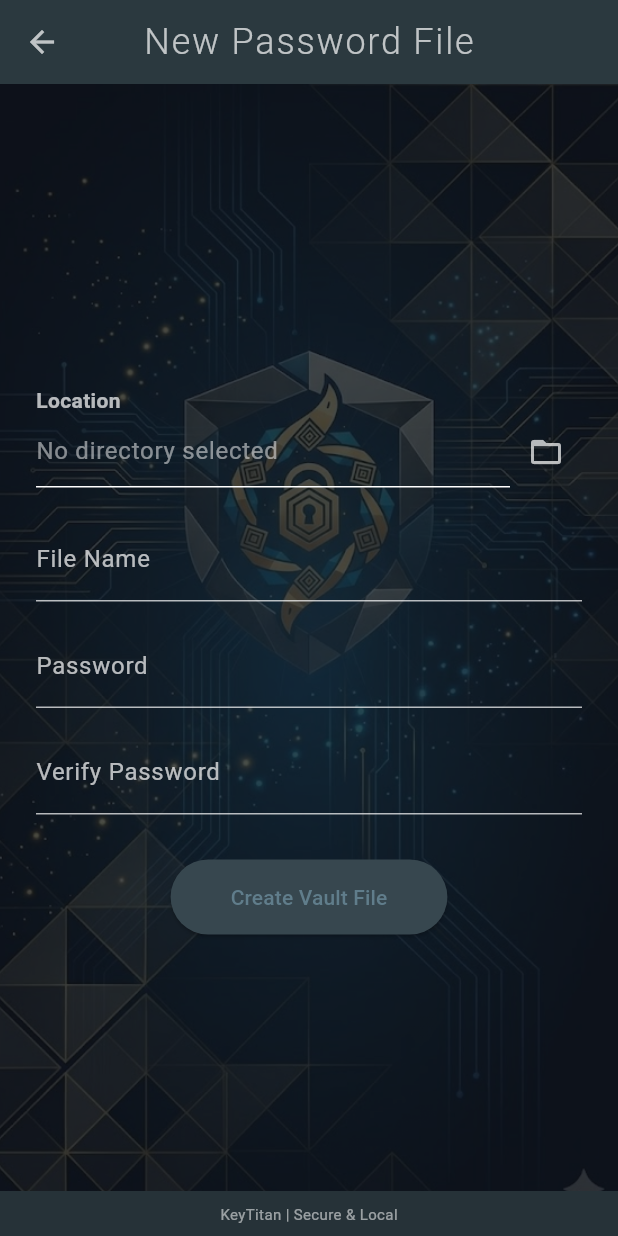
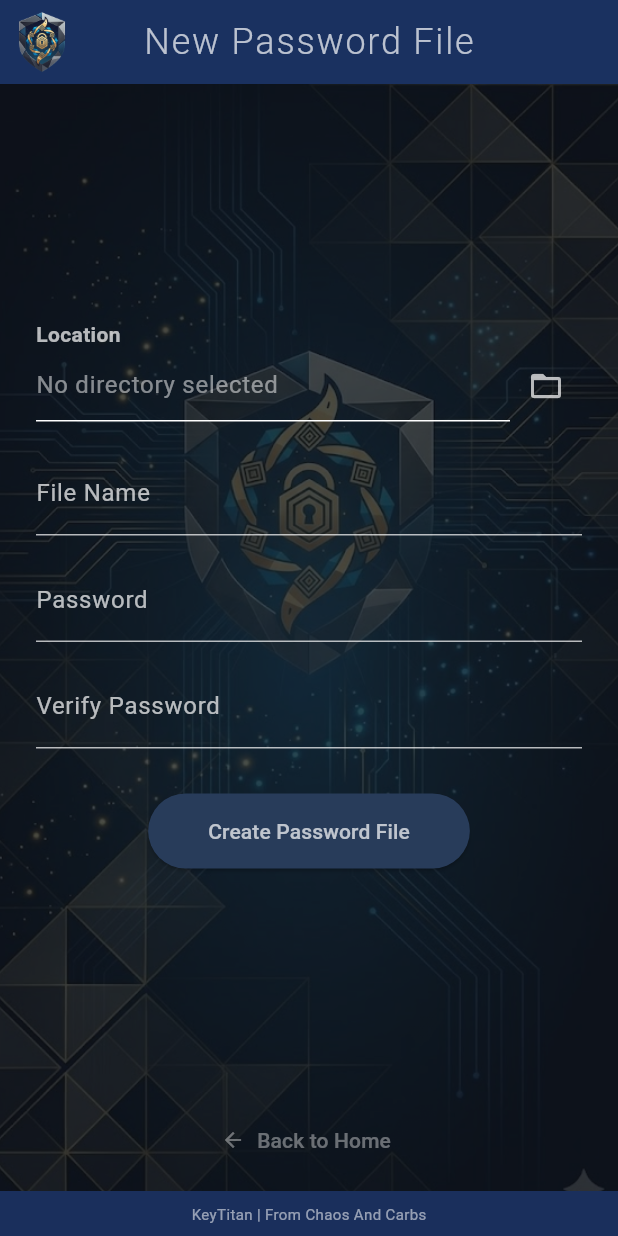
Before and after one commit to chaosandcarbs/keytitan, a Flutter app: the KeyTitanNew screen opened by its route, on a phone screen of 412 x 824 dp. Run offline on Flutter 3.47's test engine with Material 3 defaults, Android fonts, the light colour scheme and no system bars; our stand-ins replace file_picker, flutter_secure_storage, googleapis_auth, sqflite, sqflite_common_ffi; missing offline and left inert: encrypt, googleapis, window_size; accounts and stored records are empty.

Commit message:
UI/UX updates; colors, etc

```diff
--- a/lib/globals.dart
+++ b/lib/globals.dart
@@ -11,7 +11,6 @@ class KeyTitan {
 }
 
 /// Enhanced Enum to store metadata for the Home Screen buttons.
-/// This removes the need for mapping logic inside the UI.
 enum CardInfo {
   newFile(
     label: 'New Password File',
@@ -48,9 +47,12 @@ enum CardInfo {
 /// Global configuration and styling constants
 class Constants {
   // --- Colors ---
-  static const Color appBarColor = Color(0xFF263238); // BlueGrey 900
+  //static const Color appBarColor = Color(0xFF263238); // BlueGrey 900
+  static const Color appBarColor = Color.fromARGB(255, 26, 47, 92); // Custom Dark Blue
   static const Color backColor = Color(0xFF101416);   // Darker background
-  static const Color cardColor = Color(0xFF37474F);   // BlueGrey 800
+  //static const Color cardColor = Color(0xFF37474F);   // BlueGrey 800
+  static const Color cardColor = Color.fromARGB(255, 40, 60, 90);   // Custom Darker Blue
+  static const Color dialogColor = Color.fromARGB(255, 40, 60, 80); // Custom Dialog Blue
   static const Color lightText = Colors.white70;
 
   static final BoxDecoration backgroundDecoration = BoxDecoration(
@@ -64,7 +66,8 @@ class Constants {
 
   static const ColorScheme colorScheme = ColorScheme(
     brightness: Brightness.dark,
-    primary: Colors.blueGrey,
+    //primary: Colors.blueGrey,
+    primary: Color.fromARGB(255, 25, 66, 138),
     onPrimary: Colors.white,
     secondary: Colors.orangeAccent,
     onSecondary: Colors.black,
@@ -79,6 +82,7 @@ class Constants {
   static double cardHeight = 120.0;
   static double cardSepHeight = 20.0;
   static const double cardIconSpacing = 20;
+  static const double footerButtonSize = 32.0;
 
   // --- Typography ---
   static double titleTextSize = 24.0;
@@ -97,6 +101,11 @@ class Constants {
 /// Standard AppBar used across most screens
 AppBar genTitanAppBar(String title) {
   return AppBar(
+    leading: Image.asset(
+      ('assets/keytitan_nobkg.png'),
+      fit: BoxFit.contain,
+      alignment: Alignment.centerRight,
+    ),
     title: Text(
       title,
       style: TextStyle(
@@ -118,7 +127,7 @@ Widget bottomBar(BuildContext context) {
     color: Constants.appBarColor,
     child: const Center(
       child: Text(
-        'KeyTitan | Secure & Local',
+        'KeyTitan | From Chaos And Carbs',
         style: TextStyle(color: Colors.white54, fontSize: 10),
       ),
     ),
--- a/lib/new.dart
+++ b/lib/new.dart
@@ -83,11 +83,19 @@ class _KeyTitanNewState extends State<KeyTitanNew> {
         padding: const EdgeInsets.symmetric(horizontal: 24.0),
         child: Form(
           key: _formKey,
-          child: Center(
-            child: SingleChildScrollView(
+          child: LayoutBuilder(
+            builder: (context, constraints) {
+              return SingleChildScrollView(
+                child: ConstrainedBox(
+                  constraints: BoxConstraints(
+                    // This forces the Column to be at least as tall as the screen
+                    minHeight: constraints.maxHeight,
+                  ),
+                  child: IntrinsicHeight( // Helps the Column calculate space correctly
                     child: Column(
                       mainAxisSize: MainAxisSize.min,
                       children: [
+                        const Spacer(),
                         _buildDirectoryPicker(),
                         const SizedBox(height: 20),
                         _buildFileNameField(),
@@ -100,12 +108,25 @@ class _KeyTitanNewState extends State<KeyTitanNew> {
                           onPressed: _handleCreateFile,
                           style: ElevatedButton.styleFrom(
                             padding: const EdgeInsets.symmetric(horizontal: 40, vertical: 15),
+                            foregroundColor: Constants.lightText
                           ),
-                    child: const Text('Create Vault File'),
+                          child: const Text('Create Password File'),
                         ),
+                        // Now the Spacer knows how much space to fill!
+                        const Spacer(),
+                        TextButton.icon(
+                          onPressed: () => Navigator.of(context).pop(),
+                          icon: const Icon(Icons.arrow_back, size: 16),
+                          label: const Text('Back to Home'),
+                          style: TextButton.styleFrom(foregroundColor: Colors.white38),
+                        ),
+                        const SizedBox(height: 40),
                       ],
                     ),
                   ),
+                ),
+              );
+            },
           ),
         ),
       ),
```
Also changed, not shown: lib/passlist.dart (+35 -5 lines). Lines whose indentation alone changed are shown as unchanged.
